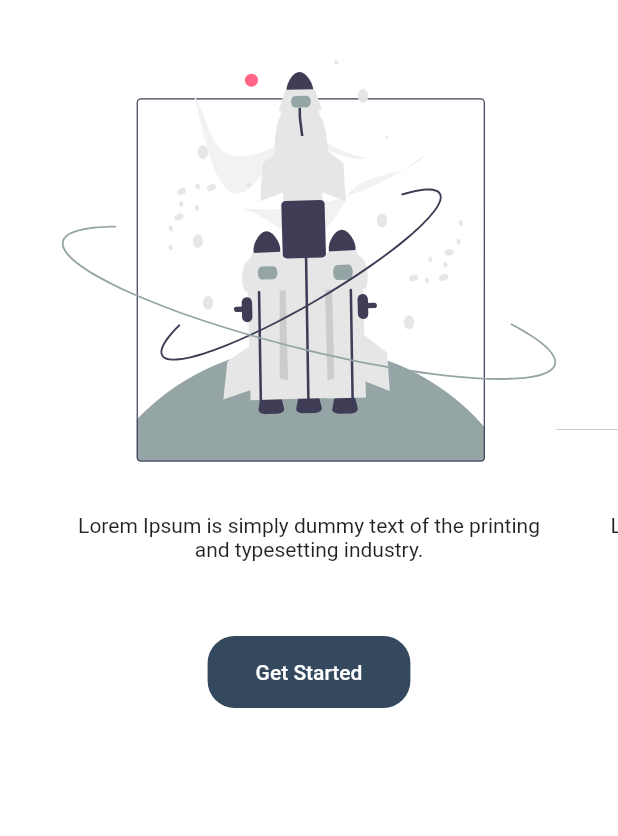
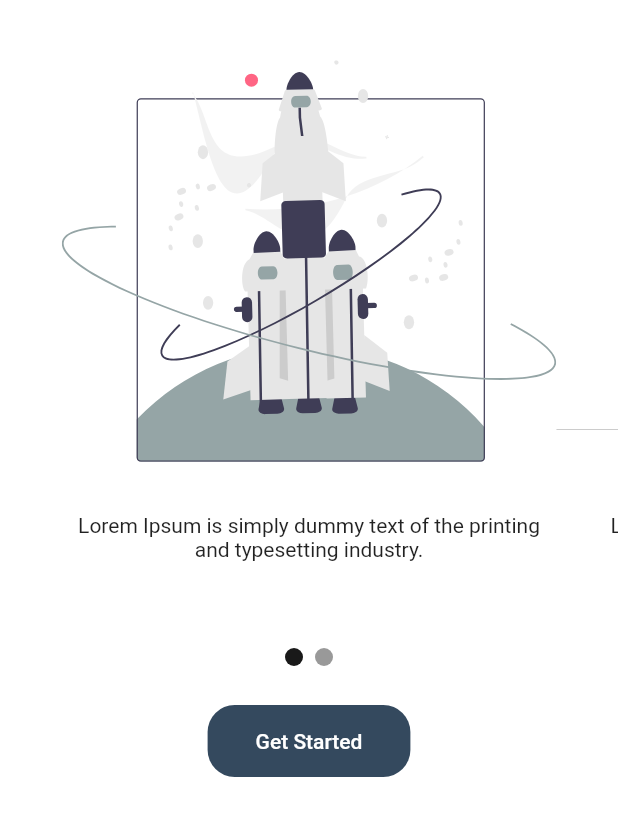
Before and after one commit to assisfery/booster_flutter, a Flutter app: the screen it shows after launch, on a phone screen of 412 x 824 dp, the part 93-929 px from its top. Run offline on Flutter 3.47's test engine with Material 2 defaults, Android fonts, the phone set to English and light mode, and no system bars; drawn by our look-alikes of carousel_slider; our stand-ins replace flutter_svg, google_fonts.

Commit message:
intro carousel indicator

```diff
--- a/lib/modules/intro/intro_page.dart
+++ b/lib/modules/intro/intro_page.dart
@@ -9,8 +9,17 @@ import 'package:flutter_svg/flutter_svg.dart';
 
 import '../../shared/themes/app_texts.dart';
 
-class IntroPage extends StatelessWidget {
+class IntroPage extends StatefulWidget {
   IntroPage({Key? key}) : super(key: key);
+
+  @override
+  State<IntroPage> createState() => _IntroPageState();
+}
+
+class _IntroPageState extends State<IntroPage> {
+
+  int currentSlide = 0;
+  final CarouselController _carouselController = CarouselController();
 
   final slides = [
     Column(children: [
@@ -43,7 +52,6 @@ class IntroPage extends StatelessWidget {
 
   @override
   Widget build(BuildContext context) {
-
     var controller = IntroController();
 
     return Scaffold(
@@ -57,8 +65,14 @@ class IntroPage extends StatelessWidget {
                   child: Text("Welcome to Booster", style: AppTexts.titleBody)),
             ),
             CarouselSlider(
-              options:
-                  CarouselOptions(height: 400.0, enableInfiniteScroll: false),
+              options: CarouselOptions(
+                  height: 400.0,
+                  enableInfiniteScroll: false,
+                  onPageChanged: (index, reason) {
+                    setState(() {
+                      currentSlide = index;
+                    });
+                  }),
               items: [0, 1].map((i) {
                 return Builder(
                   builder: (BuildContext context) {
@@ -67,13 +81,45 @@ class IntroPage extends StatelessWidget {
                 );
               }).toList(),
             ),
-            TextButton(onPressed: () {
-              controller.getStarted(context);
-            }, child: Text("Get Started"), style: AppButtons.primary,)
+            Row(
+              mainAxisAlignment: MainAxisAlignment.center,
+              children: [0, 1].asMap().entries.map((entry) {
+                return GestureDetector(
+                  onTap: () {
+                    setState(() {
+                      //currentSlide = entry.key;
+                      //_carouselController.animateToPage(entry.key);
+                    });
+                  },
+                  child: Container(
+                    width: 12.0,
+                    height: 12.0,
+                    margin:
+                        EdgeInsets.symmetric(vertical: 8.0, horizontal: 4.0),
+                    decoration: BoxDecoration(
+                        shape: BoxShape.circle,
+                        color: (Theme.of(context).brightness == Brightness.dark
+                                ? Colors.white
+                                : Colors.black)
+                            .withOpacity(
+                                currentSlide == entry.key ? 0.9 : 0.4)),
+                  ),
+                );
+              }).toList(),
+            ),
+            Padding(
+              padding: const EdgeInsets.only(top: 18.0),
+              child: TextButton(
+                onPressed: () {
+                  controller.getStarted(context);
+                },
+                child: Text("Get Started"),
+                style: AppButtons.primary,
+              ),
+            )
           ],
         ),
       ),
     );
   }
-
 }
```
